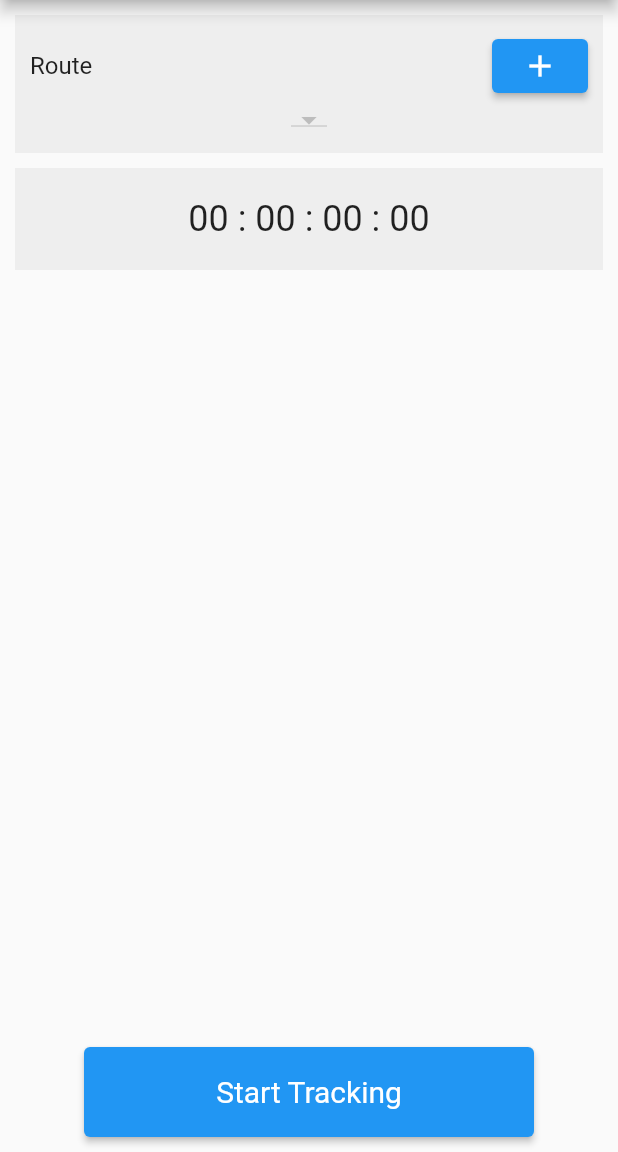
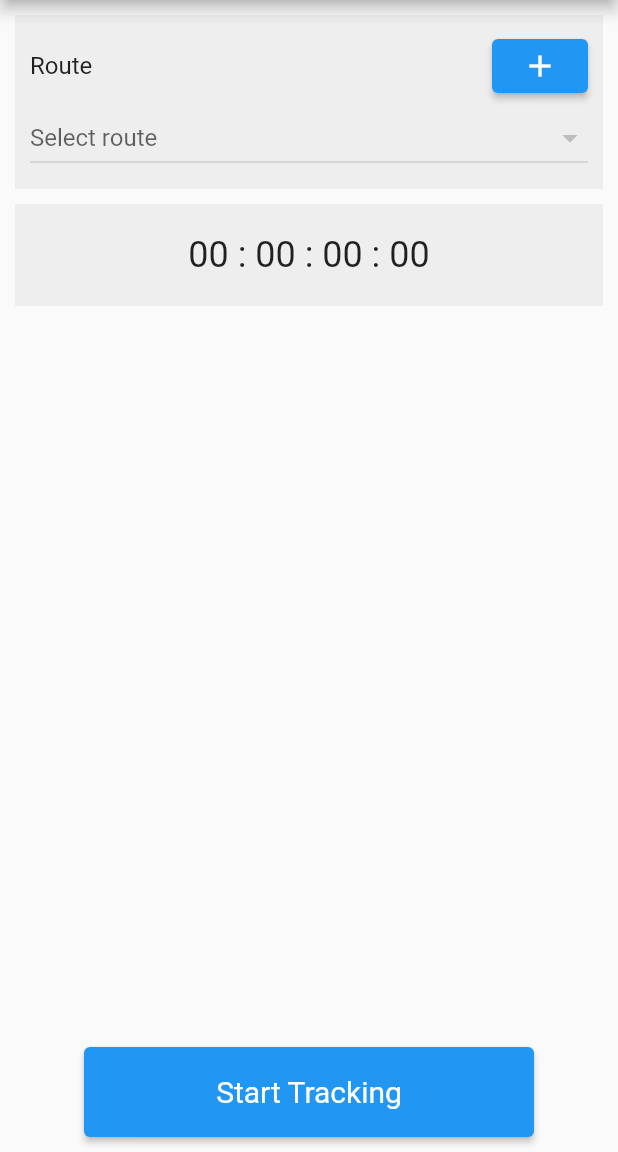
Before and after one commit to KarimElsayad247/commute-tracker, a Flutter app: the screen it shows after launch, on a phone screen of 412 x 824 dp, the part 84-1236 px from its top. Run offline on Flutter 3.47's test engine with Material 2 defaults, Android fonts, the phone set to English and light mode, and no system bars.

```diff
--- a/lib/TypeSelector.dart
+++ b/lib/TypeSelector.dart
@@ -43,6 +43,8 @@ class _TypeSelectorState extends State<TypeSelector> {
               ],
             ),
             DropdownButton<String>(
+              isExpanded: true,
+                hint: const Text("Select route"),
                 items: map2dropdown(context.read<CommuteRoutes>().all()),
                 onChanged: dropdownCallback,
                 value: _dropdownValue),
```
